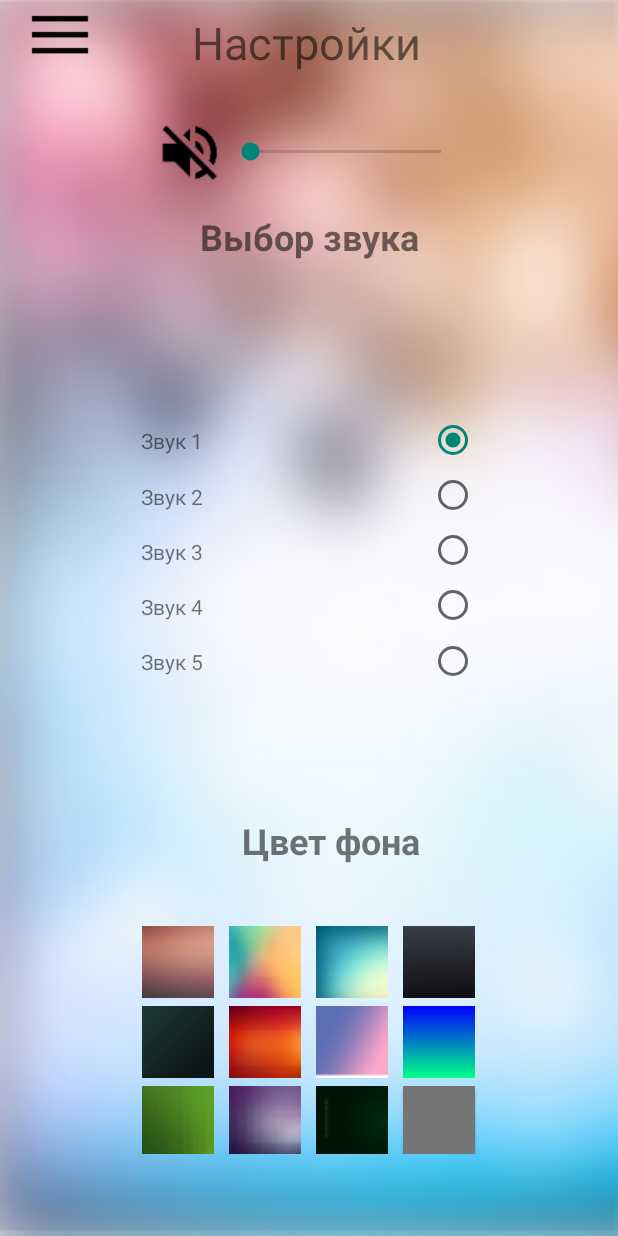
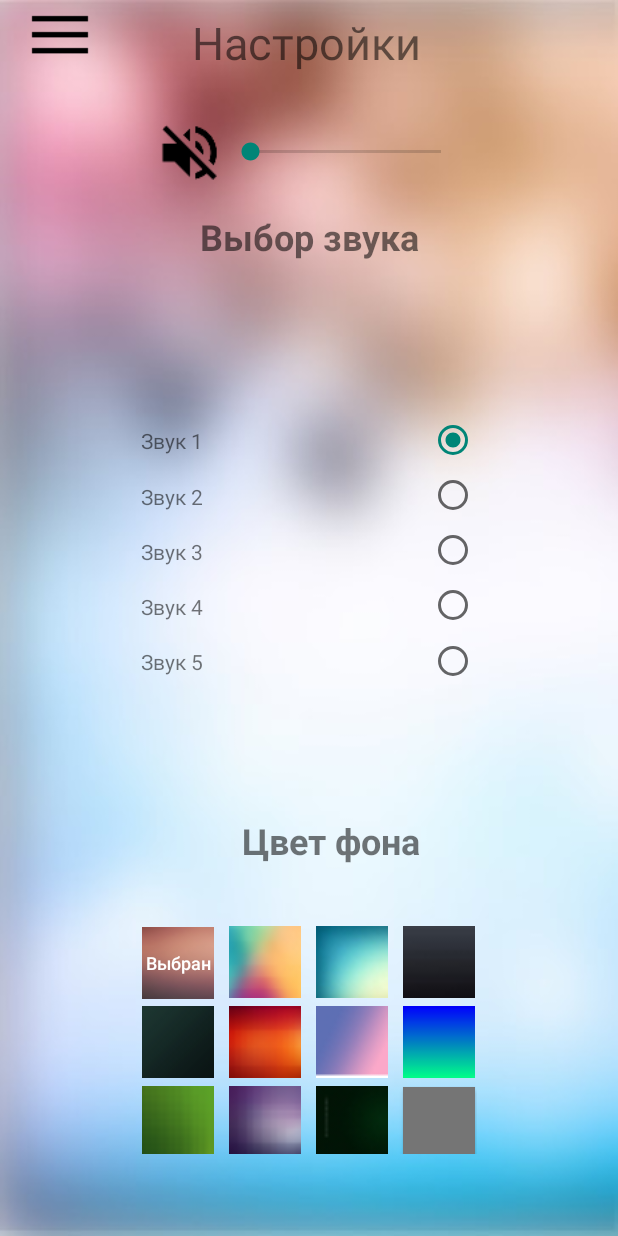
Before and after one commit to Crow20/Test2, an Android app: the SettingsActivity screen opened directly, with no data from a screen before it, after a tap on an icon or button, on a phone screen of 412 x 824 dp. Run offline under Robolectric (Android 15) with nearby library versions, the phone set to English and light mode, and no system bars; 2 other taps on this screen came first.

Commit message:
no message

```diff
--- a/XV/app/src/main/java/com/sike/xv/SettingsActivity.java
+++ b/XV/app/src/main/java/com/sike/xv/SettingsActivity.java
@@ -99,6 +99,7 @@ public class SettingsActivity extends AppCompatActivity implements View.OnClickL
 
     @Override
     public void onClick(View v) {
+        setClicked(v);
         switch (v.getId()){
             //v.startAnimation(buttonClick);
             case R.id.color1:
@@ -264,6 +265,20 @@ public class SettingsActivity extends AppCompatActivity implements View.OnClickL
             soundOff.setBackground(getResources().getDrawable(R.drawable.ic_volume_off_black_36dp));
             seekBar.setProgress(0);
         }
+        Button btn;
+        btn = (Button)findViewById(getResources().getIdentifier("color"+list.get(0), "id", this.getPackageName()));
+        btn.setTextSize(12f);
+        btn.setHint("Выбран");
+    }
+
+    private void setClicked(View v){
+        if(!(v.equals(findViewById(getResources().getIdentifier("color"+getAllEntries().get(0), "id", this.getPackageName()))))){
+            Button btn = (Button) v;
+            btn.setTextSize(12f);
+            btn.setHint("Выбран");
+            Button tmpBtn = (Button) findViewById(getResources().getIdentifier("color"+getAllEntries().get(0), "id", this.getPackageName()));
+            tmpBtn.setHint(null);
+        }
 
     }
 
--- a/XV/app/src/main/res/layout/activity_settings.xml
+++ b/XV/app/src/main/res/layout/activity_settings.xml
@@ -246,7 +246,9 @@
                 android:layout_marginBottom="5dp"
                 android:layout_marginRight="10dp"
                 android:background="@drawable/color_1"
-                android:onClick="onClick" />
+                android:onClick="onClick"
+                android:textColor="@android:color/white"
+                android:textColorHint="@android:color/white" />
 
             <Button
                 android:id="@+id/color2"
@@ -255,7 +257,9 @@
                 android:layout_marginBottom="5dp"
                 android:layout_marginRight="10dp"
                 android:background="@drawable/color_2"
-                android:onClick="onClick" />
+                android:onClick="onClick"
+                android:textColor="@android:color/white"
+                android:textColorHint="@android:color/white" />
 
             <Button
                 android:id="@+id/color3"
@@ -264,7 +268,9 @@
                 android:layout_marginBottom="5dp"
                 android:layout_marginRight="10dp"
                 android:background="@drawable/color_3"
-                android:onClick="onClick" />
+                android:onClick="onClick"
+                android:textColor="@android:color/white"
+                android:textColorHint="@android:color/white" />
 
             <Button
                 android:id="@+id/color4"
@@ -273,7 +279,9 @@
                 android:layout_marginBottom="5dp"
                 android:layout_marginRight="10dp"
                 android:background="@drawable/color_4"
-                android:onClick="onClick" />
+                android:onClick="onClick"
+                android:textColor="@android:color/white"
+                android:textColorHint="@android:color/white" />
         </TableRow>
 
         <TableRow
@@ -287,7 +295,9 @@
                 android:layout_marginBottom="5dp"
                 android:layout_marginRight="10dp"
                 android:background="@drawable/color_5"
-                android:onClick="onClick" />
+                android:onClick="onClick"
+                android:textColor="@android:color/white"
+                android:textColorHint="@android:color/white" />
 
             <Button
                 android:id="@+id/color6"
@@ -296,7 +306,9 @@
                 android:layout_marginBottom="5dp"
                 android:layout_marginRight="10dp"
                 android:background="@drawable/color_6"
-                android:onClick="onClick" />
+                android:onClick="onClick"
+                android:textColor="@android:color/white"
+                android:textColorHint="@android:color/white" />
 
             <Button
                 android:id="@+id/color7"
@@ -305,7 +317,9 @@
                 android:layout_marginBottom="5dp"
                 android:layout_marginRight="10dp"
                 android:background="@drawable/color_7"
-                android:onClick="onClick" />
+                android:onClick="onClick"
+                android:textColor="@android:color/white"
+                android:textColorHint="@android:color/white" />
 
             <Button
                 android:id="@+id/color8"
@@ -314,7 +328,9 @@
                 android:layout_marginBottom="5dp"
                 android:layout_marginRight="10dp"
                 android:background="@drawable/color_8"
-                android:onClick="onClick" />
+                android:onClick="onClick"
+                android:textColor="@android:color/white"
+                android:textColorHint="@android:color/white" />
         </TableRow>
 
         <TableRow
@@ -327,7 +343,9 @@
                 android:layout_height="48dp"
                 android:layout_marginRight="10dp"
                 android:background="@drawable/color_9"
-                android:onClick="onClick" />
+                android:onClick="onClick"
+                android:textColor="@android:color/white"
+                android:textColorHint="@android:color/white" />
 
             <Button
                 android:id="@+id/color10"
@@ -335,7 +353,9 @@
                 android:layout_height="48dp"
                 android:layout_marginRight="10dp"
                 android:background="@drawable/color_10"
-                android:onClick="onClick" />
+                android:onClick="onClick"
+                android:textColor="@android:color/white"
+                android:textColorHint="@android:color/white" />
 
             <Button
                 android:id="@+id/color11"
@@ -343,7 +363,9 @@
                 android:layout_height="48dp"
                 android:layout_marginRight="10dp"
                 android:background="@drawable/color_11"
-                android:onClick="onClick" />
+                android:onClick="onClick"
+                android:textColor="@android:color/white"
+                android:textColorHint="@android:color/white" />
 
             <Button
                 android:id="@+id/color12"
@@ -351,7 +373,9 @@
                 android:layout_height="48dp"
                 android:layout_marginRight="10dp"
                 android:background="?attr/colorPrimaryDark"
-                android:onClick="onClick" />
+                android:onClick="onClick"
+                android:textColor="@android:color/white"
+                android:textColorHint="@android:color/white" />
         </TableRow>
 
     </LinearLayout>
```
